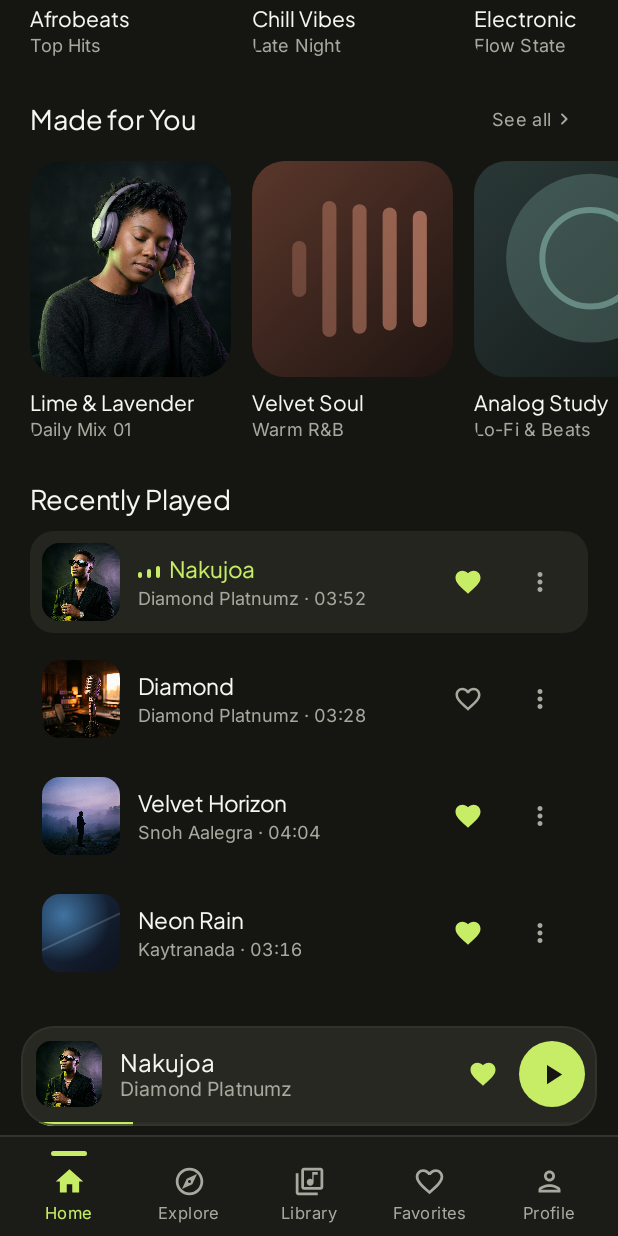
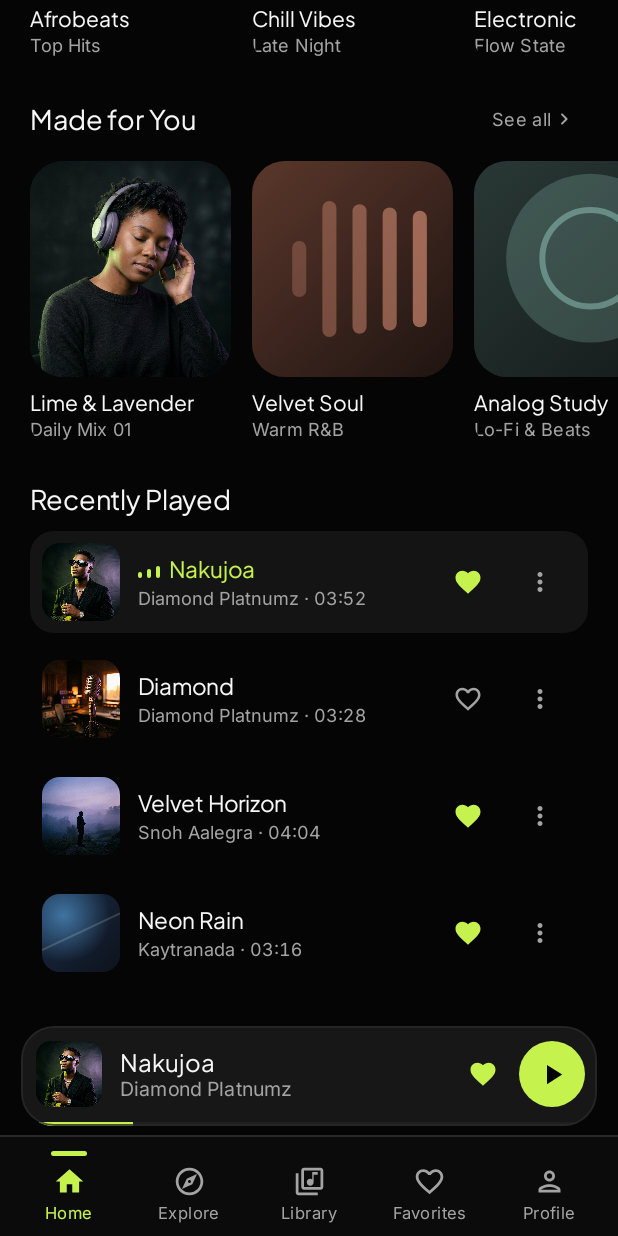
Before and after one commit to yohanamaxmilles/MILLES-MUSIC, an Android app built with Jetpack Compose: the screen it shows after launch (MainActivity), scrolled down 574 dp, on a phone screen of 412 x 824 dp. Run offline under Robolectric (Android 15) with nearby library versions, the phone set to English and light mode, and no system bars.

Commit message:
Apply Claude MILLES brand palette and dark surfaces

```diff
--- a/app/src/main/java/com/example/ui/theme/Color.kt
+++ b/app/src/main/java/com/example/ui/theme/Color.kt
@@ -2,31 +2,29 @@ package com.example.ui.theme
 
 import androidx.compose.ui.graphics.Color
 
-// Official MILLES MUSIC Brand Colors
-val LimePrimary = Color(0xFFC6ED65)
-val LimeDarkAccent = Color(0xFFA9D94D)
+// MILLES MUSIC official brand identity. Keep these brand accents consistent.
+val LimePrimary = Color(0xFFC6F24E)
+val LimeDarkAccent = Color(0xFFA8D83A)
+val LavenderPrimary = Color(0xFF8B6CF0)
+val LavenderDarkAccent = Color(0xFF7556D8)
 
-val LavenderPrimary = Color(0xFFB9A5F2)
-val LavenderDarkAccent = Color(0xFF9D83E6)
+// Dark surfaces follow the Claude design specification.
+val DarkBackgroundMain = Color(0xFF050505)
+val DarkBackgroundSecondary = Color(0xFF0B0B0B)
+val DarkSurface = Color(0xFF101010)
+val DarkSurfaceElevated = Color(0xFF171717)
+val DarkTextPrimary = Color(0xFFF7F7F7)
+val DarkTextSecondary = Color(0xFFA3A3A3)
+val DarkDivider = Color(0xFF292929)
 
-// Dark Mode Palette
-val DarkBackgroundMain = Color(0xFF151611)
-val DarkBackgroundSecondary = Color(0xFF1B1C17)
-val DarkSurface = Color(0xFF20211C)
-val DarkSurfaceElevated = Color(0xFF272821)
-val DarkTextPrimary = Color(0xFFF7F7F2)
-val DarkTextSecondary = Color(0xFFA7A99F)
-val DarkDivider = Color(0xFF33352D)
-
-// Light Mode Palette
-val LightBackgroundMain = Color(0xFFF7F7F2)
+// Light mode keeps the same Lime + Lavender identity with neutral surfaces.
+val LightBackgroundMain = Color(0xFFF7F7F5)
 val LightBackgroundSecondary = Color(0xFFFFFFFF)
 val LightSurface = Color(0xFFFFFFFF)
-val LightSurfaceElevated = Color(0xFFF0F1E9)
-val LightTextPrimary = Color(0xFF171813)
-val LightTextSecondary = Color(0xFF74766D)
-val LightDivider = Color(0xFFE7E8DF)
+val LightSurfaceElevated = Color(0xFFEFEFED)
+val LightTextPrimary = Color(0xFF151515)
+val LightTextSecondary = Color(0xFF737373)
+val LightDivider = Color(0xFFE2E2E2)
 
-// Ink on Lime Green (always deep charcoal for high contrast)
-val OnLimeInk = Color(0xFF151611)
-val OnLavenderInk = Color(0xFF151611)
+val OnLimeInk = Color(0xFF050505)
+val OnLavenderInk = Color(0xFF050505)
```
